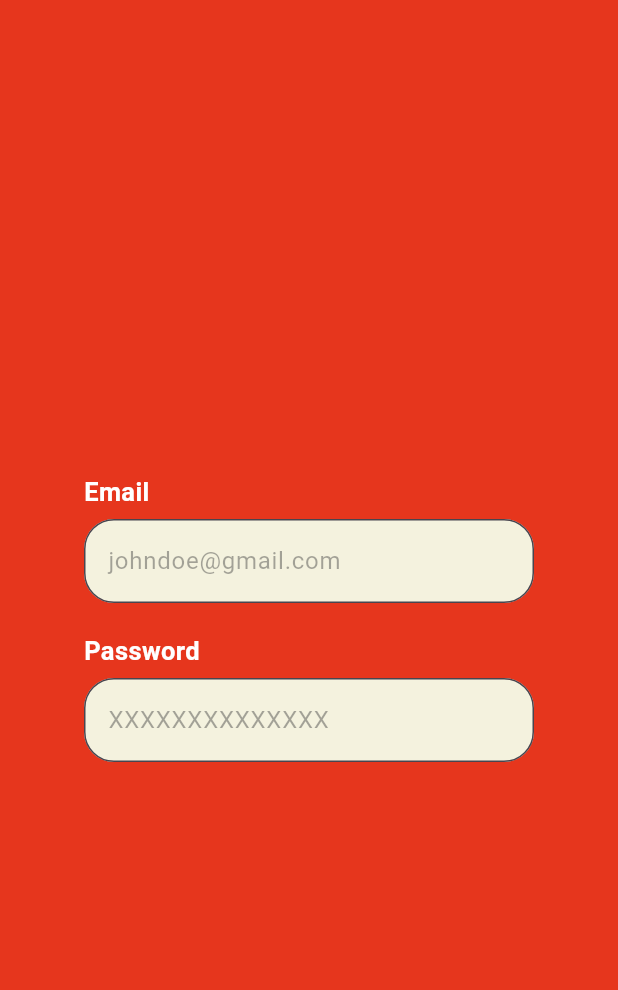
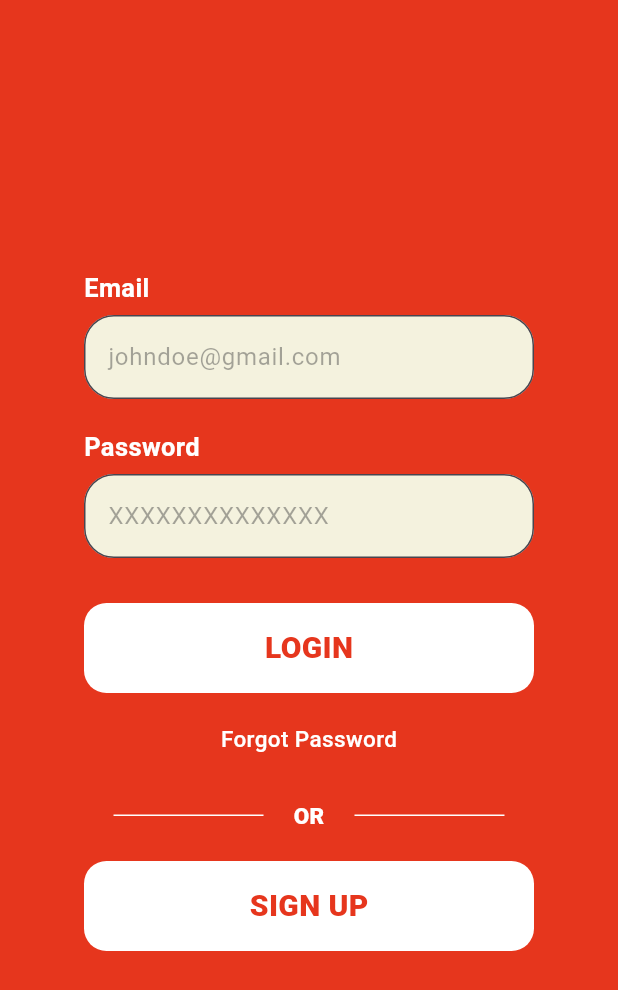
Before and after one commit to MoonStar32/Delivery_Pizza, a Flutter app: the screen it shows after launch, on a phone screen of 412 x 824 dp. Shown: the top 990 px of the screen. Run offline on Flutter 3.47's test engine with Material 3 defaults, Android fonts, the phone set to English and light mode, and no system bars.

Commit message:
add auth screens and widgets

```diff
--- a/lib/main.dart
+++ b/lib/main.dart
@@ -1,10 +1,10 @@
-import 'package:delivery_pizza/src/features/auth/auth.dart';
+import 'package:delivery_pizza/src/features/auth/auth_log_in.dart';
 import 'package:flutter/material.dart';
 
 void main() {
   runApp(
     const MaterialApp(
-      home: AuthScreen(),
+      home: AuthLogInScreen(),
     ),
   );
 }
--- /dev/null
+++ b/lib/src/features/Widgets/primary_button/primary_button.dart
@@ -0,0 +1,37 @@
+import 'package:flutter/material.dart';
+
+class PizzaPrimaryButton extends StatelessWidget {
+  final VoidCallback onTap;
+  final String title;
+
+  const PizzaPrimaryButton({
+    super.key,
+    required this.onTap,
+    required this.title,
+  });
+
+  @override
+  Widget build(BuildContext context) {
+    return GestureDetector(
+      onTap: onTap,
+      child: Container(
+        width: 300,
+        height: 60,
+        decoration: BoxDecoration(
+          color: Colors.white,
+          borderRadius: BorderRadius.circular(15),
+        ),
+        child: Center(
+          child: Text(
+            title,
+            style: const TextStyle(
+              color: Color(0xffE6361D),
+              fontWeight: FontWeight.w900,
+              fontSize: 20,
+            ),
+          ),
+        ),
+      ),
+    );
+  }
+}
--- /dev/null
+++ b/lib/src/features/Widgets/text_button/text_button.dart
@@ -0,0 +1,29 @@
+import 'package:flutter/material.dart';
+
+class PizzaTextButton extends StatelessWidget {
+  final VoidCallback onTap;
+  final String title;
+
+  const PizzaTextButton({
+    super.key,
+    required this.onTap,
+    required this.title,
+  });
+
+  @override
+  Widget build(BuildContext context) {
+    return GestureDetector(
+      onTap: onTap,
+      child: Center(
+        child: Text(
+          title,
+          style: const TextStyle(
+            color: Colors.white,
+            fontWeight: FontWeight.w500,
+            fontSize: 15,
+          ),
+        ),
+      ),
+    );
+  }
+}
--- /dev/null
+++ b/lib/src/features/auth/auth_log_in.dart
@@ -0,0 +1,155 @@
+import 'package:delivery_pizza/src/features/Widgets/primary_button/primary_button.dart';
+import 'package:delivery_pizza/src/features/Widgets/text_button/text_button.dart';
+import 'package:delivery_pizza/src/features/auth/auth_sign_up.dart';
+import 'package:flutter/material.dart';
+
+class AuthLogInScreen extends StatelessWidget {
+  const AuthLogInScreen({super.key});
+
+  @override
+  Widget build(BuildContext context) {
+    return Scaffold(
+      backgroundColor: const Color(0xffE6361D),
+      body: Center(
+        child: Column(
+          mainAxisAlignment: MainAxisAlignment.center,
+          children: [
+            Padding(
+              padding: const EdgeInsets.all(10),
+              child: Column(
+                children: [
+                  const SizedBox(
+                    width: 300,
+                    height: 30,
+                    child: Text(
+                      'Email',
+                      style: TextStyle(
+                        color: Colors.white,
+                        fontSize: 17,
+                        fontWeight: FontWeight.bold,
+                      ),
+                    ),
+                  ),
+                  SizedBox(
+                    width: 300,
+                    child: TextField(
+                      cursorColor: const Color(0xff3E3E3E),
+                      decoration: InputDecoration(
+                        filled: true,
+                        fillColor: const Color(0xffF4F2DE),
+                        border: OutlineInputBorder(
+                          borderSide: const BorderSide(
+                            color: Color(0xffF4F2DE),
+                            width: 3,
+                          ),
+                          borderRadius: BorderRadius.circular(20.0),
+                        ),
+                        hintText: 'johndoe@gmail.com',
+                        hintStyle: const TextStyle(
+                          color: Color.fromARGB(115, 62, 62, 62),
+                        ),
+                      ),
+                    ),
+                  ),
+                ],
+              ),
+            ),
+            Padding(
+              padding: const EdgeInsets.all(10),
+              child: Column(
+                children: [
+                  const SizedBox(
+                    width: 300,
+                    height: 30,
+                    child: Text(
+                      'Password',
+                      style: TextStyle(
+                        color: Colors.white,
+                        fontSize: 17,
+                        fontWeight: FontWeight.bold,
+                      ),
+                    ),
+                  ),
+                  SizedBox(
+                    width: 300,
+                    child: TextField(
+                      cursorColor: const Color(0xff3E3E3E),
+                      decoration: InputDecoration(
+                        filled: true,
+                        fillColor: const Color(0xffF4F2DE),
+                        border: OutlineInputBorder(
+                          borderSide: const BorderSide(
+                            color: Color(0xffF4F2DE),
+                            width: 3,
+                          ),
+                          borderRadius: BorderRadius.circular(20.0),
+                        ),
+                        hintText: 'XXXXXXXXXXXXXX',
+                        hintStyle: const TextStyle(
+                          color: Color.fromARGB(115, 62, 62, 62),
+                        ),
+                      ),
+                    ),
+                  ),
+                ],
+              ),
+            ),
+            Padding(
+              padding: const EdgeInsets.all(20),
+              child: PizzaPrimaryButton(
+                title: 'LOGIN',
+                onTap: () {},
+              ),
+            ),
+            Padding(
+              padding: const EdgeInsets.only(bottom: 30),
+              child: PizzaTextButton(
+                onTap: () {},
+                title: 'Forgot Password',
+              ),
+            ),
+            Row(
+              mainAxisAlignment: MainAxisAlignment.center,
+              children: [
+                Container(
+                  width: 100,
+                  height: 1,
+                  color: Colors.white,
+                ),
+                const Padding(
+                  padding: EdgeInsets.fromLTRB(20, 0, 20, 0),
+                  child: Text(
+                    'OR',
+                    style: TextStyle(
+                      color: Colors.white,
+                      fontWeight: FontWeight.w800,
+                      fontSize: 15,
+                    ),
+                  ),
+                ),
+                Container(
+                  width: 100,
+                  height: 1,
+                  color: Colors.white,
+                ),
+              ],
+            ),
+            Padding(
+              padding: const EdgeInsets.all(20),
+              child: PizzaPrimaryButton(
+                title: 'SIGN UP',
+                onTap: () {
+                  Navigator.of(context).push(
+                    MaterialPageRoute(
+                      builder: (context) => const AuthSignUpScreen(),
+                    ),
+                  );
+                },
+              ),
+            ),
+          ],
+        ),
+      ),
+    );
+  }
+}
```
Also changed, not shown: lib/src/features/auth/auth_sign_up.dart (renamed from lib/src/features/auth/auth.dart, +90 -3 lines).
